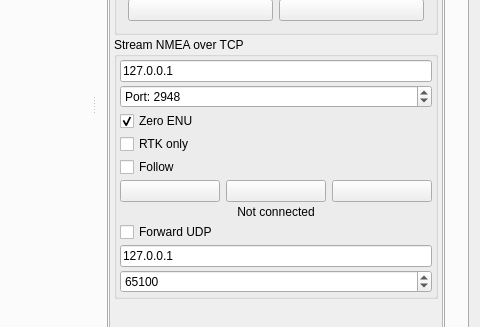
Qt form Linux/RControlStation/mainwindow.ui (GunnarLarssonSLU/rise_sdvp) before a commit; both pictures show x 720 to 1200 and y 357 to 684 of the 1200 by 900 pixel window.
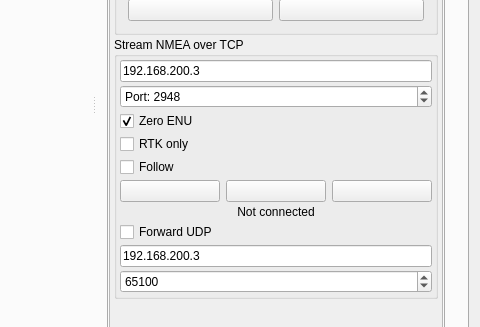
The same form after that commit. The open tabs and pages were chosen to show the change. Icons and pictures are not drawn. Custom widgets are drawn as their Qt base class.

```diff
--- a/Linux/RControlStation/mainwindow.ui
+++ b/Linux/RControlStation/mainwindow.ui
@@ -1658,7 +1658,7 @@
                        <item>
                         <widget class="QLineEdit" name="mapStreamNmeaServerEdit">
                          <property name="text">
-                          <string>127.0.0.1</string>
+                          <string>192.168.200.3</string>
                          </property>
                         </widget>
                        </item>
@@ -1768,7 +1768,7 @@
                        <item>
                         <widget class="QLineEdit" name="mapStreamNmeaForwardUdpHostEdit">
                          <property name="text">
-                          <string>127.0.0.1</string>
+                          <string>192.168.200.3</string>
                          </property>
                         </widget>
                        </item>
```
